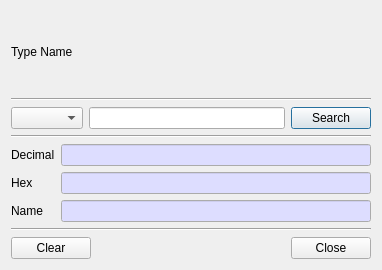
First picture: the form in CryptokiMan/type_name_dlg.ui, repository jykim74/CryptokiMan, before the edit.
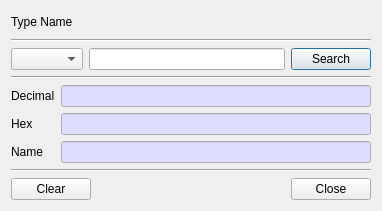
Second picture: the form after the edit.

The edit to the form file:
```diff
--- a/CryptokiMan/type_name_dlg.ui
+++ b/CryptokiMan/type_name_dlg.ui
@@ -7,7 +7,7 @@
     <x>0</x>
     <y>0</y>
     <width>382</width>
-    <height>270</height>
+    <height>211</height>
    </rect>
   </property>
   <property name="windowTitle">
```
Left out of the diff: 10 changed lines with no effect on the pictures.
